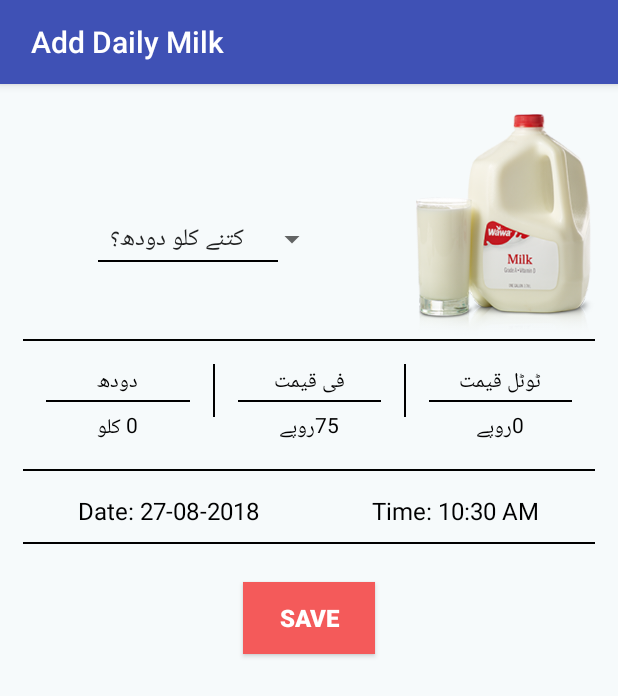
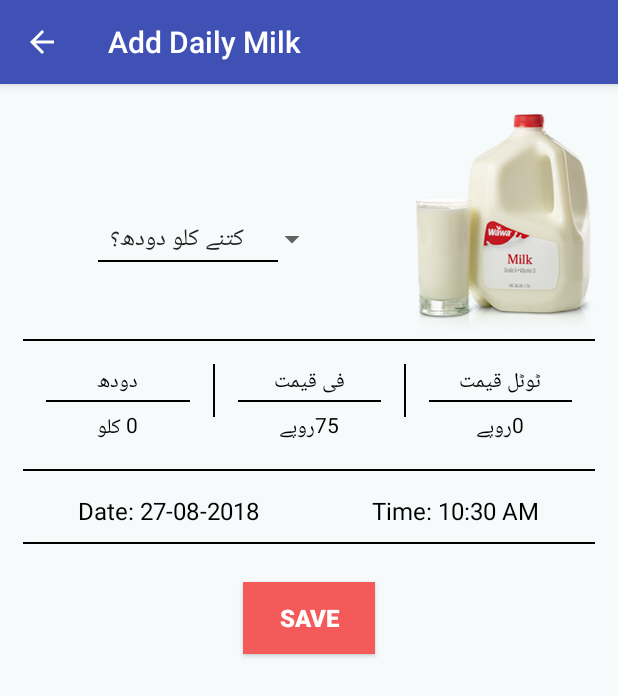
Before and after one commit to waqasjuttt/HisaabKitaab, an Android app: the screen it shows after launch (MainActivity), after a tap on "Add Daily Milk", on a phone screen of 412 x 824 dp. Shown: the top 696 px of the screen. Run offline under Robolectric (Android 15) with nearby library versions, the phone set to English and light mode, and no system bars; libraries missing offline, so code that uses them is left out: com.sdsmdg.tastytoast.

Commit message:
7th Commit

```diff
--- a/app/src/main/java/com/example/waqas/hisaabkitaab/AddDailMilk_Fragment.java
+++ b/app/src/main/java/com/example/waqas/hisaabkitaab/AddDailMilk_Fragment.java
@@ -73,7 +73,8 @@ public class AddDailMilk_Fragment extends Fragment implements View.OnClickListen
         view = inflater.inflate(R.layout.add_dail_milk_fragment, container, false);
 
         fragmentManager = getActivity().getSupportFragmentManager();
-        getActivity().setTitle(" Add Daily Milk");
+        ((MainActivity) getActivity()).getSupportActionBar().setTitle("Add Daily Milk");
+        ((MainActivity) getActivity()).getSupportActionBar().setDisplayHomeAsUpEnabled(true);
 
         initComponents();
         setListners();
--- a/app/src/main/java/com/example/waqas/hisaabkitaab/List_Milk_Fragment.java
+++ b/app/src/main/java/com/example/waqas/hisaabkitaab/List_Milk_Fragment.java
@@ -7,6 +7,7 @@ import android.app.TimePickerDialog;
 import android.graphics.Color;
 import android.graphics.Paint;
 import android.os.Bundle;
+import android.support.annotation.MainThread;
 import android.support.v4.app.DialogFragment;
 import android.support.v4.app.Fragment;
 import android.support.v4.app.FragmentManager;
@@ -79,9 +80,7 @@ public class List_Milk_Fragment extends Fragment {
                              Bundle savedInstanceState) {
         // Inflate the layout for this fragment
         view = inflater.inflate(R.layout.list_milk_fragment, container, false);
-
         fragmentManager = getActivity().getSupportFragmentManager();
-        getActivity().setTitle(" Hisab Kitab List");
 
         initComponents();
         setListners();
--- a/app/src/main/java/com/example/waqas/hisaabkitaab/Main_Fragment.java
+++ b/app/src/main/java/com/example/waqas/hisaabkitaab/Main_Fragment.java
@@ -40,7 +40,8 @@ public class Main_Fragment extends Fragment {
         view = inflater.inflate(R.layout.main_fragment, container, false);
 
         fragmentManager = getActivity().getSupportFragmentManager();
-        getActivity().setTitle(" Home");
+        ((MainActivity) getActivity()).getSupportActionBar().setTitle(" Home");
+        ((MainActivity) getActivity()).getSupportActionBar().setDisplayHomeAsUpEnabled(false);
 
         initComponents();
 
--- a/app/src/main/java/com/example/waqas/hisaabkitaab/Tablayout_Fragment.java
+++ b/app/src/main/java/com/example/waqas/hisaabkitaab/Tablayout_Fragment.java
@@ -30,6 +30,8 @@ public class Tablayout_Fragment extends Fragment {
                              Bundle savedInstanceState) {
         // Inflate the layout for this fragment
         view = inflater.inflate(R.layout.tablayout_fragment, container, false);
+        ((MainActivity) getActivity()).getSupportActionBar().setTitle("Hisab Kitab List");
+        ((MainActivity) getActivity()).getSupportActionBar().setDisplayHomeAsUpEnabled(true);
 
         initComopnents();
         return view;
@@ -42,6 +44,8 @@ public class Tablayout_Fragment extends Fragment {
 
         tabLayout = (TabLayout) view.findViewById(R.id.tab_layout);
         tabLayout.setupWithViewPager(viewPager);
+
+        viewPager.setCurrentItem(Integer.parseInt(String.valueOf(tabLayout.getTabCount())));
 
         tabLayout.setOnTabSelectedListener(new TabLayout.OnTabSelectedListener() {
             @Override
```
Also changed, not shown: app/src/main/java/com/example/waqas/hisaabkitaab/MainActivity.java (+10 -0 lines).
